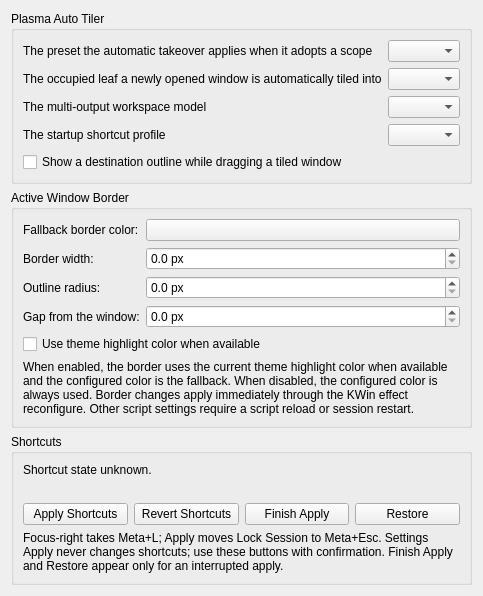
Before: the Qt Designer form kwin/native-effect/activeborderconfig.ui in beefsack/plasma-auto-tiler, drawn with Qt 5.
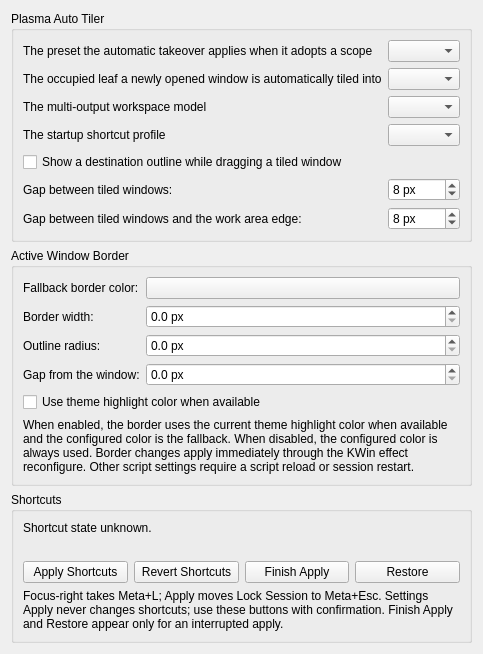
After: the same form once the commit is applied. Custom widgets are drawn as their Qt base class.

Patch:
```diff
--- a/kwin/native-effect/activeborderconfig.ui
+++ b/kwin/native-effect/activeborderconfig.ui
@@ -68,6 +68,58 @@
         </property>
        </widget>
       </item>
+      <item row="5" column="0">
+        <widget class="QLabel" name="label_innerGap">
+         <property name="buddy">
+          <cstring>innerGapSpinBox</cstring>
+         </property>
+        <property name="text">
+         <string>Gap between tiled windows:</string>
+        </property>
+       </widget>
+      </item>
+      <item row="5" column="1">
+       <widget class="QSpinBox" name="innerGapSpinBox">
+        <property name="minimum">
+         <number>0</number>
+        </property>
+        <property name="maximum">
+         <number>64</number>
+        </property>
+        <property name="value">
+         <number>8</number>
+        </property>
+        <property name="suffix">
+         <string> px</string>
+        </property>
+       </widget>
+      </item>
+      <item row="6" column="0">
+        <widget class="QLabel" name="label_outerGap">
+         <property name="buddy">
+          <cstring>outerGapSpinBox</cstring>
+         </property>
+        <property name="text">
+         <string>Gap between tiled windows and the work area edge:</string>
+        </property>
+       </widget>
+      </item>
+      <item row="6" column="1">
+       <widget class="QSpinBox" name="outerGapSpinBox">
+        <property name="minimum">
+         <number>0</number>
+        </property>
+        <property name="maximum">
+         <number>64</number>
+        </property>
+        <property name="value">
+         <number>8</number>
+        </property>
+        <property name="suffix">
+         <string> px</string>
+        </property>
+       </widget>
+      </item>
      </layout>
     </widget>
    </item>
```
